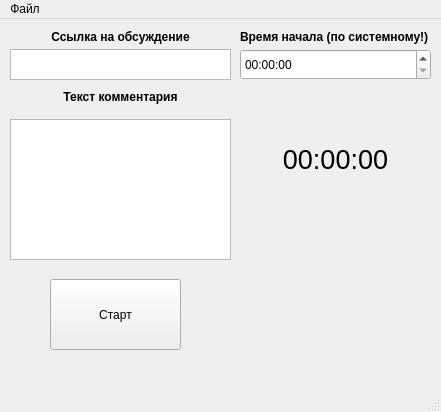
First picture: the form in mainwindow.ui, repository NexusGrid/CrazyDiamond, before the edit.
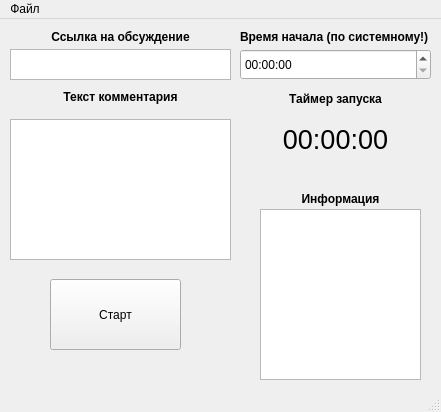
Second picture: the form after the edit.

The edit to the form file:
```diff
--- a/mainwindow.ui
+++ b/mainwindow.ui
@@ -123,7 +123,7 @@
     <property name="geometry">
      <rect>
       <x>240</x>
-      <y>100</y>
+      <y>80</y>
       <width>191</width>
       <height>81</height>
      </rect>
@@ -159,6 +159,66 @@
      <string>Время начала (по системному!)</string>
     </property>
    </widget>
+   <widget class="QTextEdit" name="status">
+    <property name="geometry">
+     <rect>
+      <x>260</x>
+      <y>190</y>
+      <width>161</width>
+      <height>171</height>
+     </rect>
+    </property>
+    <property name="autoFillBackground">
+     <bool>false</bool>
+    </property>
+    <property name="readOnly">
+     <bool>true</bool>
+    </property>
+   </widget>
+   <widget class="QLabel" name="label_4">
+    <property name="geometry">
+     <rect>
+      <x>240</x>
+      <y>70</y>
+      <width>191</width>
+      <height>20</height>
+     </rect>
+    </property>
+    <property name="font">
+     <font>
+      <weight>75</weight>
+      <bold>true</bold>
+     </font>
+    </property>
+    <property name="text">
+     <string>Таймер запуска</string>
+    </property>
+    <property name="alignment">
+     <set>Qt::AlignCenter</set>
+    </property>
+   </widget>
+   <widget class="QLabel" name="label_5">
+    <property name="geometry">
+     <rect>
+      <x>260</x>
+      <y>170</y>
+      <width>161</width>
+      <height>20</height>
+     </rect>
+    </property>
+    <property name="font">
+     <font>
+      <weight>75</weight>
+      <bold>true</bold>
+     </font>
+    </property>
+    <property name="text">
+     <string>Информация</string>
+    </property>
+    <property name="alignment">
+     <set>Qt::AlignCenter</set>
+    </property>
+   </widget>
   </widget>
   <widget class="QMenuBar" name="menubar">
    <property name="geometry">
```
